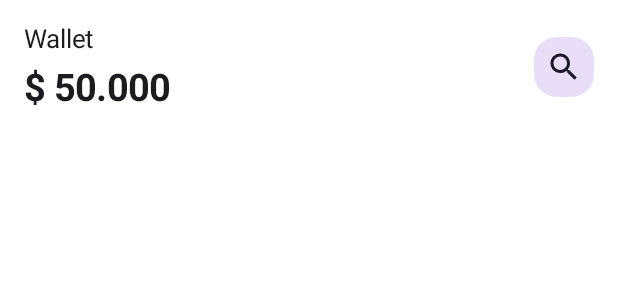
After one commit to NguyenCaoThien/simplebankingui-kotlin, an Android app built with Jetpack Compose: the @Preview function WalletSection, on a phone screen of 412 x 824 dp. The commit adds this screen. Shown: the top 300 px of the screen. Run offline under Robolectric (Android 15) with nearby library versions, the phone set to English and light mode, and no system bars.

Commit message:
add wallet section

```diff
--- a/app/src/main/java/com/example/simplebankinguiapp_kotlin/MainActivity.kt
+++ b/app/src/main/java/com/example/simplebankinguiapp_kotlin/MainActivity.kt
@@ -21,6 +21,7 @@ import androidx.compose.ui.graphics.Color
 import androidx.compose.ui.tooling.preview.Preview
 import androidx.compose.ui.unit.dp
 import com.example.simplebankinguiapp_kotlin.component.BottomNavigationBar
+import com.example.simplebankinguiapp_kotlin.component.WalletSection
 import com.example.simplebankinguiapp_kotlin.ui.theme.SimpleBankingUIAppKotlinTheme
 
 class MainActivity : ComponentActivity() {
@@ -34,7 +35,6 @@ class MainActivity : ComponentActivity() {
                     modifier = Modifier.fillMaxSize(),
                     color = MaterialTheme.colorScheme.background
                 ) {
-                    //Greeting("Android")
                     HomeScreen();
                 }
             }
@@ -64,7 +64,8 @@ fun HomeScreen () {
        .fillMaxSize()
        .padding(padding)) {
            // Wallet section Content of the screen
-           Spacer(modifier = Modifier.height(16.dp))
+           WalletSection()
+          // Spacer(modifier = Modifier.height(16.dp))
        }
    }
 }
@@ -76,11 +77,3 @@ fun Greeting(name: String, modifier: Modifier = Modifier) {
         modifier = modifier
     )
 }
-
-@Preview(showBackground = true)
-@Composable
-fun GreetingPreview() {
-    SimpleBankingUIAppKotlinTheme {
-        Greeting("Android")
-    }
-}
--- /dev/null
+++ b/app/src/main/java/com/example/simplebankinguiapp_kotlin/component/WalletSection.kt
@@ -0,0 +1,74 @@
+package com.example.simplebankinguiapp_kotlin.component
+
+import androidx.compose.foundation.background
+import androidx.compose.foundation.clickable
+import androidx.compose.foundation.layout.Arrangement
+import androidx.compose.foundation.layout.Box
+import androidx.compose.foundation.layout.Column
+import androidx.compose.foundation.layout.Row
+import androidx.compose.foundation.layout.Spacer
+import androidx.compose.foundation.layout.fillMaxWidth
+import androidx.compose.foundation.layout.height
+import androidx.compose.foundation.layout.padding
+import androidx.compose.foundation.shape.CircleShape
+import androidx.compose.foundation.shape.RoundedCornerShape
+import androidx.compose.material.icons.Icons
+import androidx.compose.material.icons.filled.Search
+import androidx.compose.material.icons.filled.Wallet
+import androidx.compose.material3.Icon
+import androidx.compose.material3.MaterialTheme
+import androidx.compose.material3.Text
+import androidx.compose.runtime.Composable
+import androidx.compose.ui.Alignment
+import androidx.compose.ui.Modifier
+import androidx.compose.ui.draw.clip
+import androidx.compose.ui.text.font.FontWeight
+import androidx.compose.ui.tooling.preview.Preview
+import androidx.compose.ui.unit.dp
+import androidx.compose.ui.unit.sp
+
+@Preview(showBackground = true)
+@Composable
+fun WalletSection() {
+   Row(
+       modifier = Modifier
+           .fillMaxWidth().padding(16.dp),
+       verticalAlignment = Alignment.CenterVertically,
+       horizontalArrangement = Arrangement.SpaceBetween
+
+   ){
+       Column {
+              Text(
+                text = "Wallet",
+                 // style = MaterialTheme.typography.headlineSmall,
+                  fontSize = 17.sp,
+                  color = MaterialTheme.colorScheme.onSurface,
+              )
+              Spacer(modifier = Modifier.height(8.dp))
+           Text(
+                 text = "$ 50.000",
+               fontSize = 25.sp,
+               fontWeight = FontWeight.Bold,
+                // style = MaterialTheme.typography.headlineMedium,
+               color = MaterialTheme.colorScheme.onSurface
+                  )
+
+   }
+       Box(
+           modifier = Modifier
+               .clip(RoundedCornerShape(15.dp))
+               .background(MaterialTheme.colorScheme.secondaryContainer)
+               .padding(8.dp)
+               .clickable { /*TODO*/ },
+           contentAlignment = Alignment.TopEnd
+       ) {
+           Column {
+               Icon(
+                   imageVector = Icons.Filled.Search,
+                   contentDescription = "Search",
+                   tint = MaterialTheme.colorScheme.onSecondaryContainer
+               )
+           }
+       }
+   }
+}
```
Also changed, not shown: 504 other files.
